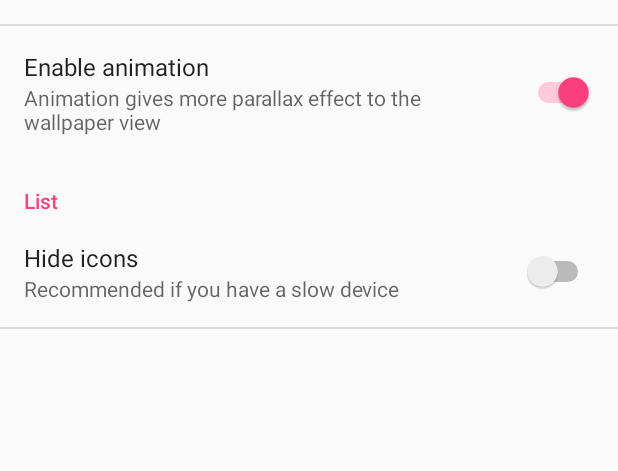
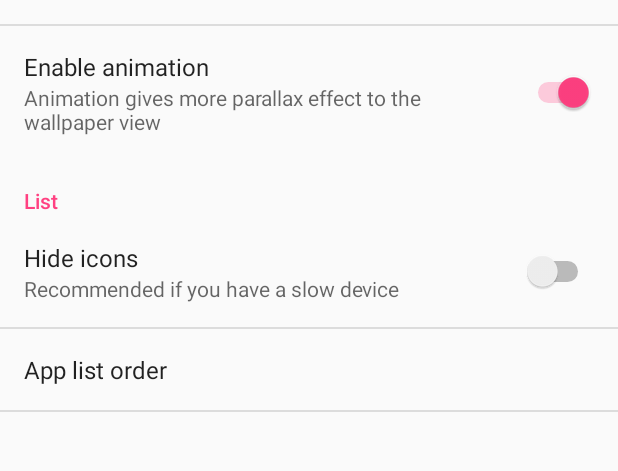
Before and after one commit to F4uzan/HgLauncher, an Android app: the SettingsActivity screen opened directly, with no data from a screen before it, after a tap on "Customizations", on a phone screen of 412 x 824 dp, the part 225-696 px from its top. Run offline under Robolectric (Android 15) with nearby library versions, the phone set to English and light mode, and no system bars.

Commit message:
Customizable list order
PS 1 : Add a customizable list order
PS 2 : Fix up the if statement for the list order detection

Yay

```diff
--- a/app/src/main/java/f4/hubby/SettingsActivity.java
+++ b/app/src/main/java/f4/hubby/SettingsActivity.java
@@ -139,6 +139,13 @@ public class SettingsActivity extends AppCompatPreferenceActivity {
 
             // Preference anim = findPreference("anim_switch");
             // Preference icon = findPreference("icon_hide_switch");
+
+            Preference list_order = findPreference("list_order");
+            if (list_order.equals("invertedAlphabetical")) {
+                list_order.setSummary(R.string.pref_app_list_inverted);
+            } else if (list_order.equals("alphabetical")) {
+                list_order.setSummary(R.string.pref_app_list_default);
+            }
         }
 
         @Override
--- a/app/src/main/res/values/strings_settings.xml
+++ b/app/src/main/res/values/strings_settings.xml
@@ -37,4 +37,6 @@
         <item>alphabetical</item>
         <item>invertedAlphabetical</item>
     </string-array>
+    <string name="pref_app_list_inverted">Inverted</string>
+    <string name="pref_app_list_default">Default</string>
 </resources>
--- a/app/src/main/res/xml/pref_customization.xml
+++ b/app/src/main/res/xml/pref_customization.xml
@@ -27,16 +27,13 @@
         android:title="@string/pref_icon_view"
         android:summary="@string/pref_icon_view_desc" />
 
-    <!-- NOTE: Hide buttons to simplify the UI. Users can touch outside the dialog to
-         dismiss it. -->
-    <!-- NOTE: ListPreference's summary should be set to its value by the activity code. -->
-    <!-- <ListPreference
+    <ListPreference
         android:defaultValue="alphabetical"
         android:entries="@array/pref_app_list_order_titles"
         android:entryValues="@array/pref_app_list_order_values"
         android:key="list_order"
         android:negativeButtonText="@null"
         android:positiveButtonText="@null"
-        android:title="@string/pref_title_app_list_order" /> -->
+        android:title="@string/pref_title_app_list_order" />
 
 </PreferenceScreen>
```
Also changed, not shown: app/src/main/java/f4/hubby/MainActivity.java (+10 -1 lines).
